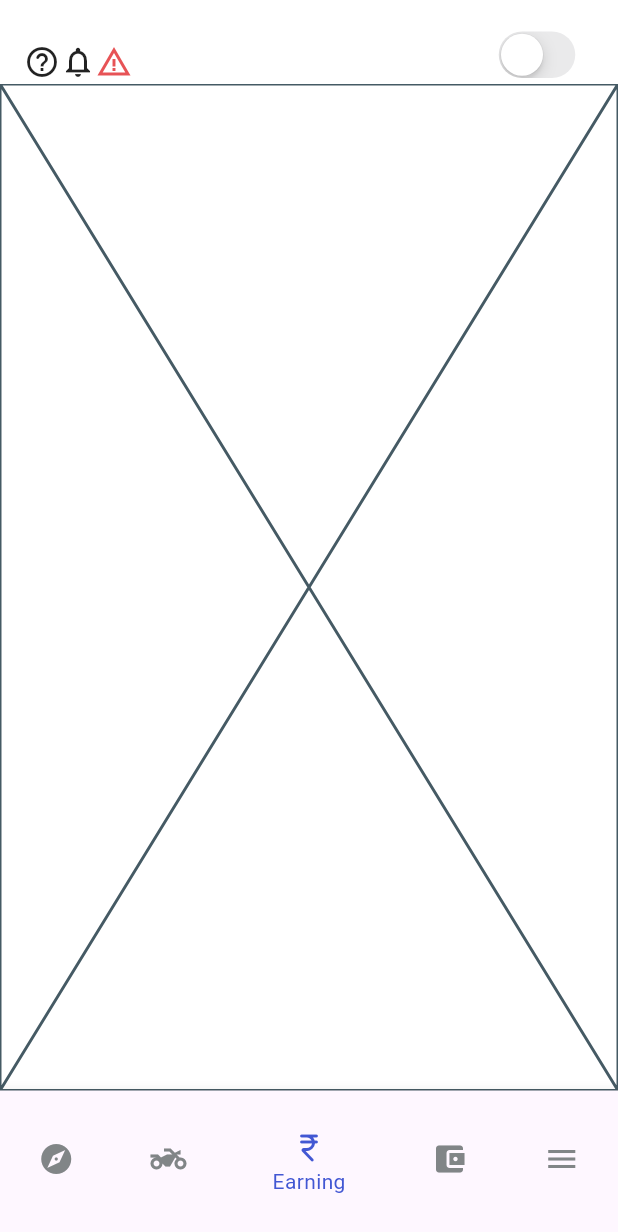
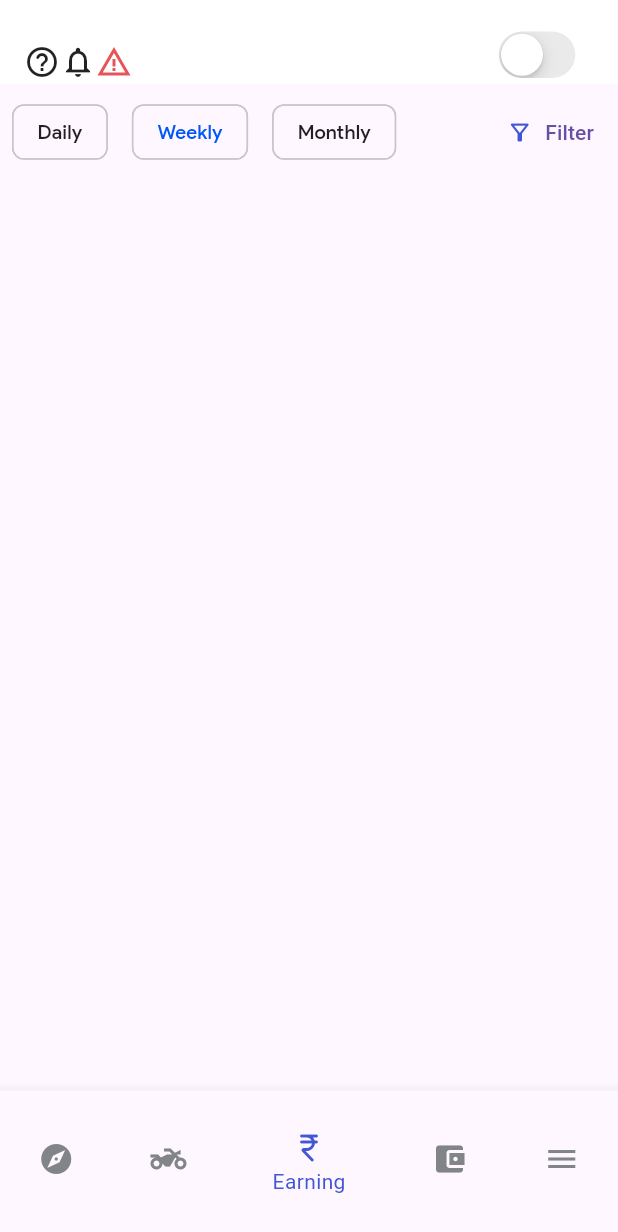
Before and after one commit to ansariZoya/Ezee_riders, a Flutter app: the screen it shows after launch, item 3 of the bottom bar chosen, on a phone screen of 412 x 824 dp. Shown: the top 1232 px of the screen. Run offline on Flutter 3.47's test engine with Material 3 defaults, Android fonts, the phone set to English and light mode, and no system bars; our stand-ins replace grouped_list, pinput, slide_to_act, smooth_page_indicator, timeline_tile.

Commit message:
new commit

```diff
--- a/lib/screens/arrived_trip.dart
+++ b/lib/screens/arrived_trip.dart
@@ -57,10 +57,10 @@ class _ArrivedTripState extends State<ArrivedTrip> {
                     Row(
                       mainAxisAlignment: MainAxisAlignment.spaceEvenly,
                       children: [
-                        // 'No' button
+
                         SizedBox(
                           height: 42,
-                          width: 100,
+                          width: 136,
                           child: ElevatedButton(
                             style: ElevatedButton.styleFrom(
                               backgroundColor: Colors.grey[200],
@@ -72,7 +72,7 @@ class _ArrivedTripState extends State<ArrivedTrip> {
                               Navigator.of(context).pop();
                             },
                             child: const Text(
-                              'No',
+                              'Cancel',
                               style: AppTextStyles.baseStyle2,
                             ),
                           ),
@@ -80,12 +80,12 @@ class _ArrivedTripState extends State<ArrivedTrip> {
                         // 'Call' button
                         SizedBox(
                           height: 42,
-                          width: 110,
+                          width: 136,
                           child: ElevatedButton(
                             style: ElevatedButton.styleFrom(
                               backgroundColor: const Color(0xFFE75356),
                               shape: RoundedRectangleBorder(
-                                borderRadius: BorderRadius.circular(8),
+                                borderRadius: BorderRadius.circular(24),
                               ),
                             ),
                             onPressed: () {
--- a/lib/screens/earning.dart
+++ b/lib/screens/earning.dart
@@ -1,9 +1,16 @@
+import 'package:driver_app/widgets/tab_bar_row.dart';
 import 'package:flutter/material.dart';
 class EarningScreen extends StatelessWidget {
   const EarningScreen({super.key});
 
   @override
   Widget build(BuildContext context) {
-    return const Placeholder();
+    return Scaffold(
+      body: Column(
+        children: [
+          TabBarRow()
+        ],
+      ),
+    );
   }
 }
--- /dev/null
+++ b/lib/widgets/tab_bar_row.dart
@@ -0,0 +1,40 @@
+import 'package:driver_app/commons/app_text_styles.dart';
+import 'package:flutter/material.dart';
+class TabBarRow extends StatelessWidget {
+  const TabBarRow({super.key});
+
+  @override
+  Widget build(BuildContext context) {
+    return Row(
+      mainAxisAlignment: MainAxisAlignment.spaceBetween,
+      children: [
+        Row(
+          children: [
+              FilterChipWidget(label: 'Daily', isSelected: false,),
+              FilterChipWidget(label: 'Weekly', isSelected: true,),
+              FilterChipWidget(label: 'Monthly', isSelected: false,),
+
+          ],
+
+        ),
+          TextButton.icon(onPressed: (){},
+          icon: Icon(Icons.filter_alt_outlined,color: Color(0xFF4257D3),),
+           label: const Text("Filter"))
+      ],
+    );
+  }
+}
+class FilterChipWidget extends StatelessWidget {
+  const FilterChipWidget({super.key, required this.label, required this.isSelected});
+  final String label;
+  final bool isSelected;
+
+  @override
+  Widget build(BuildContext context) {
+    return Padding(padding: EdgeInsets.all(8),
+    child: Chip(label: Text(label,style: AppTextStyles.headline3.copyWith(
+      fontSize: 13.28,
+      color:  isSelected? Color(0xFF0056F6) : Color(0xFF221E22)),)),
+    );
+  }
+}
```
